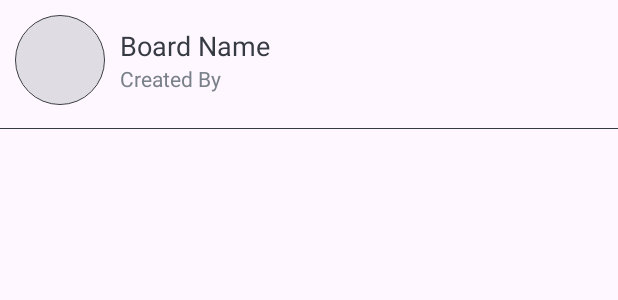
After one commit to ZONEboyff/Mello, an Android app: the layout item_board.xml on its own in the app's theme, with its tools: preview values and no code run, on a phone screen of 412 x 824 dp. The commit adds this screen. Shown: the top 300 px of the screen. Run offline under Robolectric (Android 15) with nearby library versions, the phone set to English and light mode, and no system bars.

Commit message:
made the boards clickable

```diff
--- a/app/src/main/AndroidManifest.xml
+++ b/app/src/main/AndroidManifest.xml
@@ -16,6 +16,9 @@
         android:supportsRtl="true"
         android:theme="@style/Theme.Mello"
         tools:targetApi="31">
+        <activity
+            android:name=".activities.TaskListActivity"
+            android:exported="false" />
         <activity
             android:name=".activities.CreateBoardActivity"
             android:exported="false" />
--- a/app/src/main/java/com/example/mello/utils/Constants.kt
+++ b/app/src/main/java/com/example/mello/utils/Constants.kt
@@ -15,6 +15,8 @@ object Constants {
     const val IMAGE: String = "image"
     const val NAME: String = "name"
     const val MOBILE: String = "mobile"
+    const val ASSIGNED_TO: String = "assignedTo"
+    const val DOCUMENT_ID: String = "documentId"
     fun showImageChooser(activity: Activity){
         val galleryIntent = Intent(Intent.ACTION_PICK, MediaStore.Images.Media.EXTERNAL_CONTENT_URI)
         activity.startActivityForResult(galleryIntent, PICK_IMAGE_REQUEST_CODE)
--- /dev/null
+++ b/app/src/main/res/layout/item_board.xml
@@ -0,0 +1,51 @@
+<?xml version="1.0" encoding="utf-8"?>
+<LinearLayout
+    xmlns:android="http://schemas.android.com/apk/res/android"
+    xmlns:app="http://schemas.android.com/apk/res-auto"
+    xmlns:tools="http://schemas.android.com/tools"
+    android:layout_width="match_parent"
+    android:layout_height="wrap_content"
+    android:layout_marginBottom="@dimen/item_board_content_marginBottom"
+    android:background="?attr/selectableItemBackground"
+    android:orientation="vertical">
+    <LinearLayout
+        android:layout_width="match_parent"
+        android:layout_height="wrap_content"
+        android:gravity="center_vertical"
+        android:orientation="horizontal"
+        android:padding="@dimen/item_board_content_padding">
+        <de.hdodenhof.circleimageview.CircleImageView
+            android:id="@+id/iv_board_image"
+            android:layout_width="@dimen/item_board_image_size"
+            android:layout_height="@dimen/item_board_image_size"
+            android:contentDescription="@string/image_contentDescription"
+            android:src="@drawable/ic_board_place_holder"
+            app:civ_border_color="@color/primary_text_color"
+            app:civ_border_width="@dimen/item_board_image_circular_border_width"/>
+        <LinearLayout
+            android:layout_width="match_parent"
+            android:layout_height="wrap_content"
+            android:layout_marginStart="@dimen/item_board_name_layout_marginStart"
+            android:orientation="vertical">
+            <TextView
+                android:id="@+id/tv_name"
+                android:layout_width="match_parent"
+                android:layout_height="wrap_content"
+                android:textColor="@color/primary_text_color"
+                android:textSize="@dimen/item_board_name_text_size"
+                tools:text="Board Name"/>
+            <TextView
+                android:id="@+id/tv_created_by"
+                android:layout_width="match_parent"
+                android:layout_height="wrap_content"
+                android:textColor="@color/secondary_text_color"
+                android:textSize="@dimen/item_board_created_by_text_size"
+                tools:text="Created By"/>
+        </LinearLayout>
+    </LinearLayout>
+    <View
+        android:layout_width="match_parent"
+        android:layout_height="@dimen/item_board_divider_height"
+        android:layout_marginTop="@dimen/item_board_divider_marginTop"
+        android:background="@color/primary_text_color"/>
+</LinearLayout>
--- a/app/src/main/res/values/colors.xml
+++ b/app/src/main/res/values/colors.xml
@@ -8,4 +8,5 @@
     <color name="primary_text_color">#363A43</color>
     <color name="secondary_text_color">#7A8089</color>
     <color name="snackbar_error_color">#F72400</color>
+    <color name="divider_color">#EAEAEA</color>
 </resources>
--- a/app/src/main/res/values/dimens.xml
+++ b/app/src/main/res/values/dimens.xml
@@ -55,4 +55,18 @@
     <dimen name="board_image_size">100dp</dimen>
     <dimen name="create_board_til_marginTop">25dp</dimen>
     <dimen name="create_board_btn_marginTop">30dp</dimen>
+
+    <dimen name="main_screen_content_padding">16dp</dimen>
+    <dimen name="no_boards_available_text_size">16sp</dimen>
+    <dimen name="item_board_content_marginBottom">10dp</dimen>
+    <dimen name="item_board_content_padding">10dp</dimen>
+    <dimen name="item_board_image_size">60dp</dimen>
+    <dimen name="item_board_image_circular_border_width">0.5dp</dimen>
+    <dimen name="item_board_name_layout_marginStart">10dp</dimen>
+    <dimen name="item_board_name_text_size">18sp</dimen>
+    <dimen name="item_board_created_by_text_size">14sp</dimen>
+    <dimen name="item_board_divider_marginTop">5dp</dimen>
+    <dimen name="item_board_divider_height">0.3dp</dimen>
+
+    <dimen name="task_list_content_padding">16dp</dimen>
 </resources>
--- a/app/src/main/res/values/strings.xml
+++ b/app/src/main/res/values/strings.xml
@@ -23,4 +23,5 @@
     <string name="create_board_title">Create Board</string>
     <string name="create">CREATE</string>
     <string name="board_name">Board Name</string>
+    <string name="no_boards_are_available">No Boards are available!!!</string>
 </resources>
```
Also changed, not shown: app/src/main/java/com/example/mello/activities/MainActivity.kt (+35 -3 lines), app/src/main/java/com/example/mello/activities/TaskListActivity.kt (added, +42 -0 lines), app/src/main/java/com/example/mello/adapters/BoardItemsAdapter.kt (added, +53 -0 lines), app/src/main/java/com/example/mello/firebase/FirestoreClass.kt (+38 -2 lines), app/src/main/java/com/example/mello/models/Board.kt (+8 -2 lines), app/src/main/java/com/example/mello/models/Task.kt (added, +34 -0 lines), app/src/main/res/layout/activity_task_list.xml (added, +33 -0 lines), app/src/main/res/layout/main_content.xml (+28 -13 lines).
